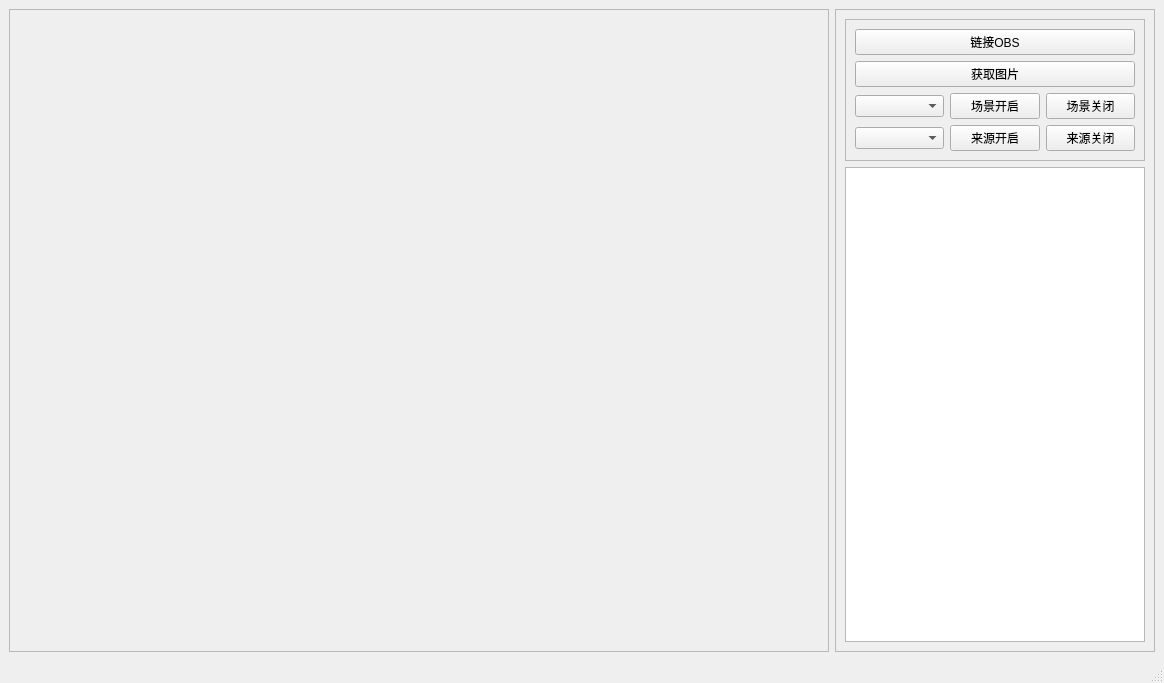
This is Obs_test_Ui.ui in zzw168/Obs_test as Qt 5 draws it before an edit. The edited form follows.
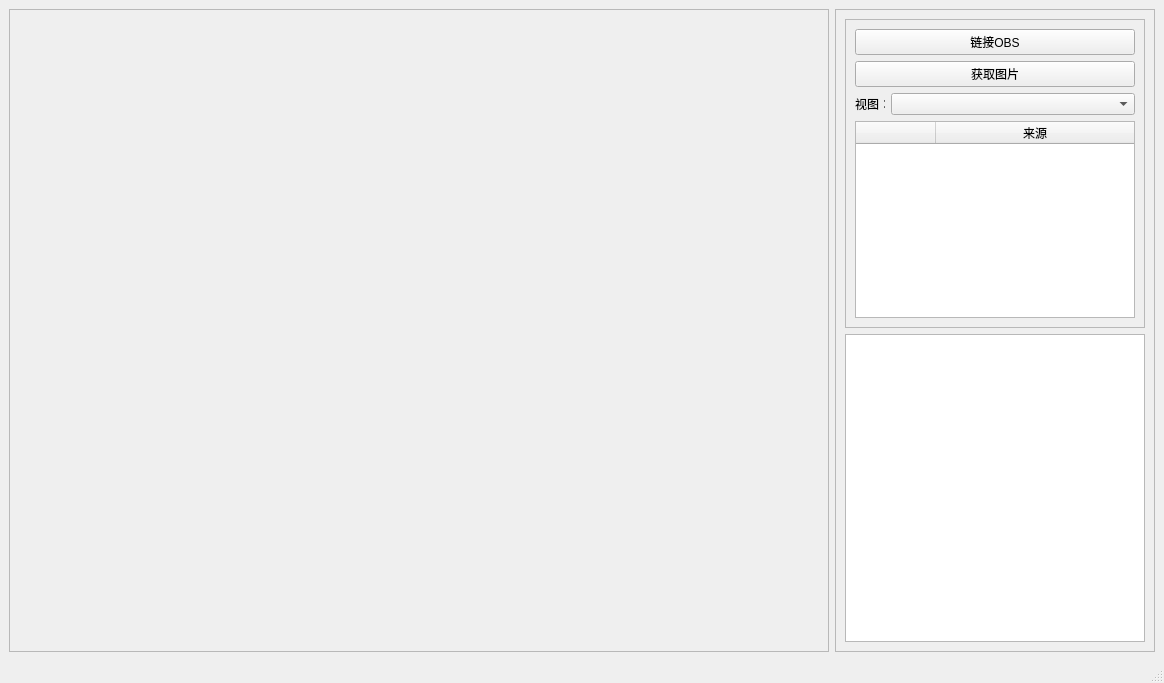
This is the edited form.

```diff
--- a/Obs_test_Ui.ui
+++ b/Obs_test_Ui.ui
@@ -64,54 +64,59 @@
           <enum>QFrame::Raised</enum>
          </property>
          <layout class="QGridLayout" name="gridLayout_4">
-          <item row="4" column="2">
-           <widget class="QPushButton" name="pushButton_GetPicture_4">
-            <property name="text">
-             <string>来源关闭</string>
-            </property>
-           </widget>
-          </item>
-          <item row="2" column="2">
-           <widget class="QPushButton" name="pushButton_GetPicture_3">
-            <property name="text">
-             <string>场景关闭</string>
-            </property>
-           </widget>
-          </item>
-          <item row="2" column="1">
-           <widget class="QPushButton" name="pushButton_GetPicture">
-            <property name="text">
-             <string>场景开启</string>
-            </property>
-           </widget>
-          </item>
-          <item row="4" column="0">
-           <widget class="QComboBox" name="comboBox"/>
-          </item>
-          <item row="0" column="0" colspan="3">
+          <item row="0" column="0" colspan="2">
            <widget class="QPushButton" name="pushButton_ObsConnect">
             <property name="text">
              <string>链接OBS</string>
             </property>
            </widget>
           </item>
-          <item row="1" column="0" colspan="3">
-           <widget class="QPushButton" name="pushButton_GetPicture_2">
+          <item row="1" column="0" colspan="2">
+           <widget class="QPushButton" name="pushButton_GetPicture">
             <property name="text">
              <string>获取图片</string>
             </property>
            </widget>
           </item>
           <item row="2" column="0">
-           <widget class="QComboBox" name="comboBox_2"/>
-          </item>
-          <item row="4" column="1">
-           <widget class="QPushButton" name="pushButton_GetPicture_5">
+           <widget class="QLabel" name="label">
+            <property name="maximumSize">
+             <size>
+              <width>30</width>
+              <height>16777215</height>
+             </size>
+            </property>
             <property name="text">
-             <string>来源开启</string>
+             <string>视图：</string>
             </property>
            </widget>
           </item>
+          <item row="2" column="1">
+           <widget class="QComboBox" name="comboBox_Scenes"/>
+          </item>
+          <item row="3" column="0" colspan="2">
+           <widget class="QTableWidget" name="tableWidget_Sources">
+            <property name="selectionBehavior">
+             <enum>QAbstractItemView::SelectRows</enum>
+            </property>
+            <attribute name="horizontalHeaderDefaultSectionSize">
+             <number>80</number>
+            </attribute>
+            <attribute name="horizontalHeaderStretchLastSection">
+             <bool>true</bool>
+            </attribute>
+            <column>
+             <property name="text">
+              <string/>
+             </property>
+            </column>
+            <column>
+             <property name="text">
+              <string>来源</string>
+             </property>
+            </column>
+           </widget>
+          </item>
          </layout>
         </widget>
        </item>
```
